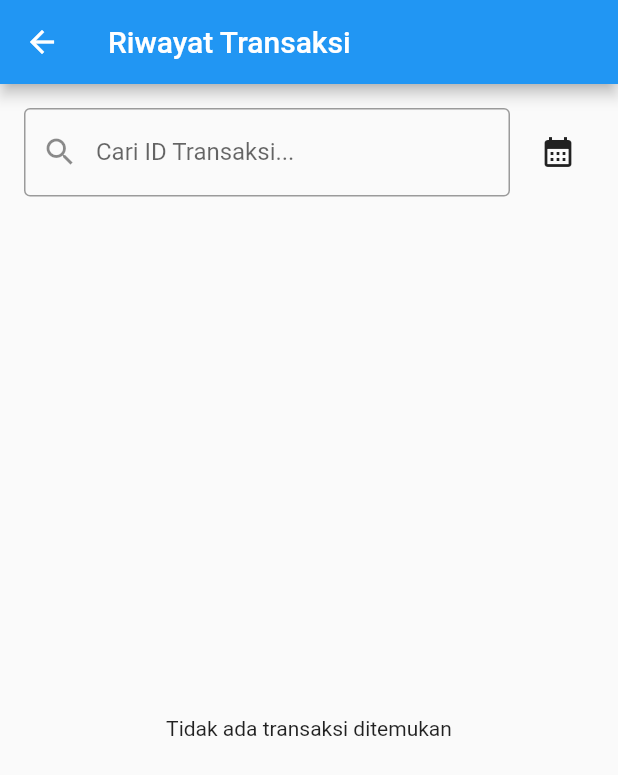
After one commit to milala02/aplikasi-kasir, a Flutter app: the TransactionHistoryScreen screen opened directly, on a phone screen of 412 x 824 dp. The commit adds this screen. Shown: the top 775 px of the screen. Run offline on Flutter 3.47's test engine with Material 3 defaults, Android fonts, the phone set to English and light mode, and no system bars; our stand-ins replace drift, fl_chart, shared_preferences, sqflite; missing offline and left inert: blue_thermal_printer, mobile_scanner; accounts and stored records are empty; generated files the repository leaves out were written again.

Commit message:
fix: define missing _historyTransactions variable in PosProvider

```diff
--- a/lib/providers/pos_provider.dart
+++ b/lib/providers/pos_provider.dart
@@ -128,4 +128,28 @@ class PosProvider with ChangeNotifier {
     _cart.clear();
     notifyListeners();
   }
+
+
+  List<dynamic> _historyTransactions = [];
+  List<dynamic> get historyTransactions => _historyTransactions;
+
+  Future<void> fetchTransactionsByDate(DateTime date) async {
+    // Fallback logic jika metode ini juga ikut terhapus sebelumnya
+    _historyTransactions = [];
+    _filteredTransactions = [];
+    notifyListeners();
+  }
+
+  List<dynamic> _filteredTransactions = [];
+  List<dynamic> get filteredTransactions => _filteredTransactions.isEmpty ? _historyTransactions : _filteredTransactions;
+
+  void filterTransactions({DateTime? date, String query = ""}) {
+    _filteredTransactions = _historyTransactions.where((trx) {
+      final matchesQuery = trx.id.toString().contains(query) ||
+                           (trx.paymentMethod != null && trx.paymentMethod.toString().toLowerCase().contains(query.toLowerCase()));
+      return matchesQuery;
+    }).toList();
+    notifyListeners();
+  }
+
 }
--- /dev/null
+++ b/lib/views/transaction_history_screen.dart
@@ -0,0 +1,88 @@
+import 'package:flutter/material.dart';
+import 'package:provider/provider.dart';
+import 'package:intl/intl.dart';
+import '../providers/pos_provider.dart';
+
+class TransactionHistoryScreen extends StatefulWidget {
+  const TransactionHistoryScreen({super.key});
+
+  @override
+  State<TransactionHistoryScreen> createState() => _TransactionHistoryScreenState();
+}
+
+class _TransactionHistoryScreenState extends State<TransactionHistoryScreen> {
+  DateTime _selectedDate = DateTime.now();
+  final TextEditingController _searchController = TextEditingController();
+
+  void _applyFilter() {
+    Provider.of<PosProvider>(context, listen: false).filterTransactions(
+      date: _selectedDate,
+      query: _searchController.text
+    );
+  }
+
+  @override
+  Widget build(BuildContext context) {
+    return Scaffold(
+      appBar: AppBar(title: const Text('Riwayat Transaksi')),
+      body: Column(
+        children: [
+          // Bar Pencarian & Filter
+          Padding(
+            padding: const EdgeInsets.all(16.0),
+            child: Row(
+              children: [
+                Expanded(
+                  child: TextField(
+                    controller: _searchController,
+                    decoration: const InputDecoration(
+                      labelText: 'Cari ID Transaksi...',
+                      prefixIcon: Icon(Icons.search),
+                      border: OutlineInputBorder(),
+                    ),
+                    onChanged: (val) => _applyFilter(),
+                  ),
+                ),
+                const SizedBox(width: 8),
+                IconButton(
+                  icon: const Icon(Icons.calendar_month),
+                  onPressed: () async {
+                    final picked = await showDatePicker(
+                      context: context, initialDate: _selectedDate,
+                      firstDate: DateTime(2023), lastDate: DateTime.now(),
+                    );
+                    if (picked != null) {
+                      setState(() => _selectedDate = picked);
+                      _applyFilter();
+                    }
+                  },
+                ),
+              ],
+            ),
+          ),
+
+          Expanded(
+            child: Consumer<PosProvider>(
+              builder: (context, provider, child) {
+                final transactions = provider.filteredTransactions;
+                return transactions.isEmpty
+                    ? const Center(child: Text('Tidak ada transaksi ditemukan'))
+                    : ListView.builder(
+                        itemCount: transactions.length,
+                        itemBuilder: (context, index) {
+                          final trx = transactions[index];
+                          return ListTile(
+                            title: Text('ID: ${trx.id}'),
+                            subtitle: Text('${trx.paymentMethod} • ${DateFormat('HH:mm').format(trx.timestamp)}'),
+                            trailing: Text('Rp ${trx.totalAmount.toInt()}'),
+                          );
+                        },
+                      );
+              },
+            ),
+          ),
+        ],
+      ),
+    );
+  }
+}
--- a/pubspec.yaml
+++ b/pubspec.yaml
@@ -26,6 +26,12 @@ dependencies:
   crypto: ^3.0.3
   shared_preferences: ^2.2.3
 
+  # Receipt Printing & Sharing
+  blue_thermal_printer: ^1.2.3
+  mobile_scanner: ^5.1.1
+  url_launcher: ^6.2.5
+  intl: ^0.19.0
+
 dev_dependencies:
   flutter_test:
     sdk: flutter
```
Also changed, not shown: lib/views/pos_dashboard_screen.dart (+30 -11 lines), lib/views/widgets/barcode_scanner_dialog.dart (added, +73 -0 lines), lib/views/widgets/pin_verification_dialog.dart (added, +41 -0 lines), lib/views/widgets/receipt_preview_dialog.dart (added, +78 -0 lines), pubspec.lock, 3 other files.
